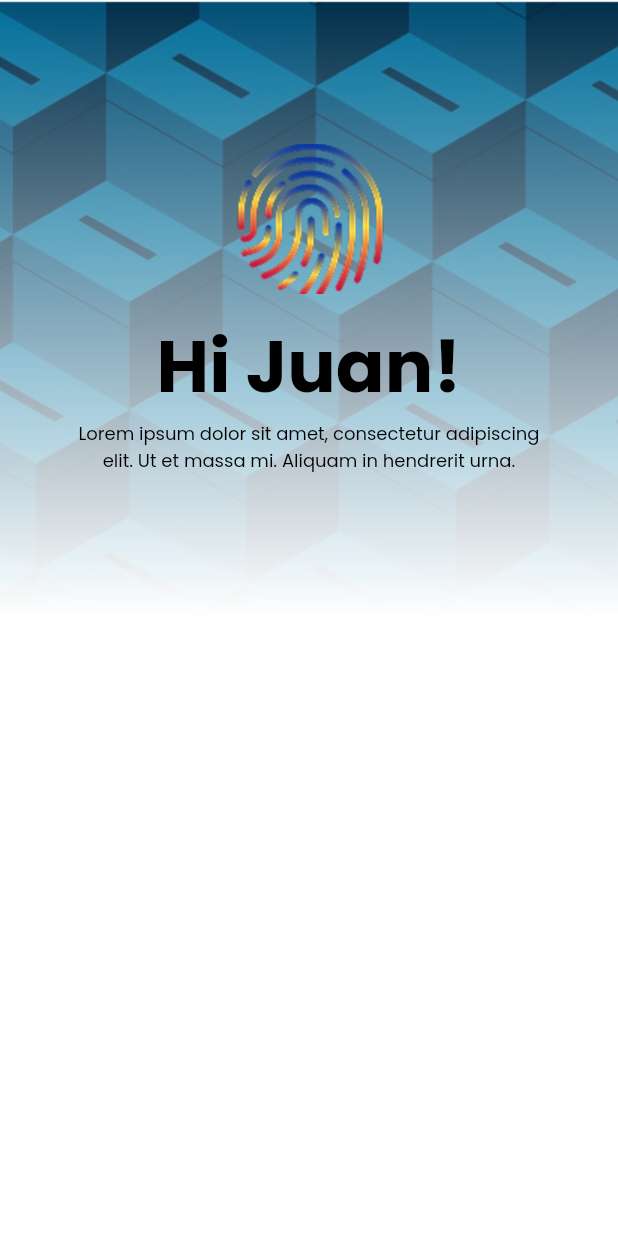
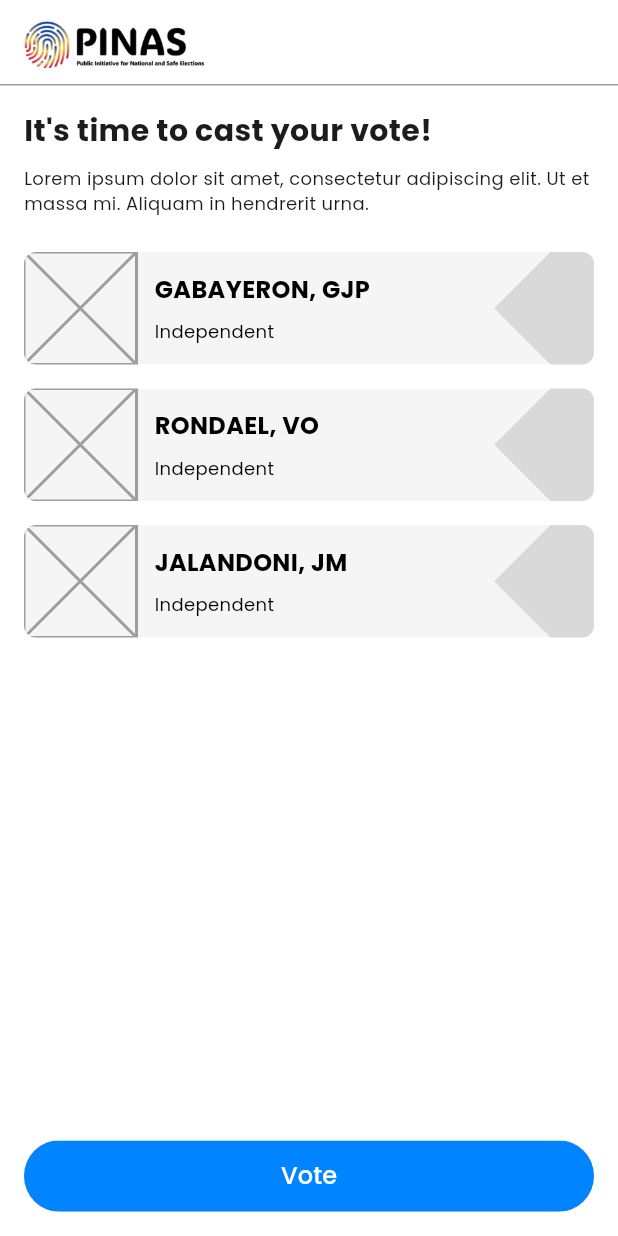
Before and after one commit to ItsMikhaeli/ict110-voting-dashboard, a Flutter app: the screen it shows after launch, on a phone screen of 412 x 824 dp. Run offline on Flutter 3.47's test engine with Material 3 defaults, Android fonts, the phone set to English and light mode, and no system bars; our stand-ins replace google_fonts.

Commit message:
Voting Page Prototype?

```diff
--- /dev/null
+++ b/lib/color-theme.dart
@@ -0,0 +1,14 @@
+import 'package:flutter/material.dart';
+
+class Palette {
+  static const Color cardDefaultBackground = Color(0xffF5F5F5);
+  static const Color cardDefaultAccent = Color(0xffD9D9D9);
+
+  static const Color cardSelectedBackground = Color(0xffDAEDFF);
+  static const Color cardSelectedAccent = Color(0xff8CC7FF);
+  static const Color cardSelectedBorder = Color(0xff0084FF);
+
+  static const Color cardText = Color(0xff000000);
+
+  static const Color buttonDefaultBackground = Color(0xff0084FF);
+}
--- a/lib/main.dart
+++ b/lib/main.dart
@@ -1,5 +1,6 @@
 import 'package:flutter/material.dart';
-import 'package:voting_app/pages/dashboard.dart';
+import 'package:voting_app/pages/dashboard/dashboard.dart';
+import 'package:voting_app/pages/voting-page/voting-page.dart';
 
 void main() {
   runApp(const MyApp());
@@ -12,7 +13,8 @@ class MyApp extends StatelessWidget {
   Widget build(BuildContext context) {
     return MaterialApp(
       debugShowCheckedModeBanner: false,
-      home: DashboardScreen(),
+      // home: DashboardScreen(),
+      home: VotingApp(),
     );
   }
 }
--- a/lib/pages/dashboard.dart
+++ b/lib/pages/dashboard/dashboard.dart
@@ -1,5 +1,5 @@
 import 'package:flutter/material.dart';
-import 'package:voting_app/pages/header-image.dart';
+import 'package:voting_app/pages/dashboard/main-components/header-image.dart';
 
 class DashboardScreen extends StatelessWidget {
   const DashboardScreen({super.key});
--- /dev/null
+++ b/lib/pages/voting-page/main-components/custom-card.dart
@@ -0,0 +1,156 @@
+import 'dart:math';
+
+import 'package:flutter/material.dart';
+import 'package:google_fonts/google_fonts.dart';
+import 'package:voting_app/color-theme.dart';
+
+enum CardState {
+  defaultState,
+  selectedState,
+  hoveredState,
+  disabledState,
+  disabledSelectedState,
+}
+
+class CustomCard extends StatefulWidget {
+  final String name;
+  final String affiliation;
+
+  const CustomCard({super.key, required this.name, required this.affiliation});
+
+  @override
+  State<CustomCard> createState() => _CustomCardState();
+}
+
+class _CustomCardState extends State<CustomCard> {
+  bool _isSelected = false;
+
+  void _toggleSelected() {
+    setState(() {
+      _isSelected = !_isSelected;
+    });
+  }
+
+  @override
+  Widget build(BuildContext context) {
+    Color backgroundColor = Palette.cardDefaultBackground;
+    Color accentColor = Palette.cardDefaultAccent;
+
+    if (_isSelected) {
+      backgroundColor = Palette.cardSelectedBackground;
+      accentColor = Palette.cardSelectedAccent;
+    }
+
+    return GestureDetector(
+      onTap: _toggleSelected,
+      child: ClipRRect(
+        borderRadius: BorderRadius.circular(8.0),
+        child: Container(
+          color: backgroundColor,
+          child: Row(
+            spacing: 12.0,
+            children: [
+              CandidateImage(),
+              CandidateDetails(
+                name: widget.name,
+                affiliation: widget.affiliation,
+              ),
+              CardDesign(color: accentColor),
+            ],
+          ),
+        ),
+      ),
+    );
+  }
+}
+
+class CandidateImage extends StatelessWidget {
+  const CandidateImage({super.key});
+
+  @override
+  Widget build(BuildContext context) {
+    return const SizedBox(
+      width: 75.0,
+      height: 75.0,
+      child: Placeholder(color: Colors.grey),
+    );
+  }
+}
+
+class CandidateDetails extends StatefulWidget {
+  final String name;
+  final String affiliation;
+
+  const CandidateDetails({
+    super.key,
+    required this.name,
+    required this.affiliation,
+  });
+
+  @override
+  State<CandidateDetails> createState() => _CandidateDetailsState();
+}
+
+class _CandidateDetailsState extends State<CandidateDetails> {
+  @override
+  Widget build(BuildContext context) {
+    return Expanded(
+      child: Column(
+        crossAxisAlignment: CrossAxisAlignment.start,
+        children: [
+          Text(
+            widget.name,
+            style: GoogleFonts.poppins(
+              fontSize: 16.0,
+              fontWeight: FontWeight.bold,
+              color: Palette.cardText,
+            ),
+          ),
+          const SizedBox(height: 8.0),
+          Text(
+            widget.affiliation,
+            style: GoogleFonts.poppins(
+              fontSize: 12.0,
+              fontWeight: FontWeight.normal,
+              color: Palette.cardText,
+            ),
+          ),
+        ],
+      ),
+    );
+  }
+}
+
+class CardDesign extends StatefulWidget {
+  final Color color;
+  const CardDesign({super.key, required this.color});
+
+  @override
+  State<CardDesign> createState() => _CardDesignState();
+}
+
+class _CardDesignState extends State<CardDesign> {
+  @override
+  Widget build(BuildContext context) {
+    return SizedBox(
+      width: 75.0,
+      height: 75.0,
+      child: Stack(
+        alignment: Alignment.center,
+        children: [
+          Transform.translate(
+            offset: const Offset(24.0, 0.0),
+            child: Transform.rotate(
+              angle: pi / 4,
+              child: SizedBox(
+                width: 75.0,
+                height: 75.0,
+                child: ColoredBox(color: widget.color),
+              ),
+            ),
+          ),
+        ],
+      ),
+    );
+  }
+}
--- /dev/null
+++ b/lib/pages/voting-page/main-components/vote-cta.dart
@@ -0,0 +1,39 @@
+import 'package:flutter/material.dart';
+import 'package:google_fonts/google_fonts.dart';
+import 'package:voting_app/color-theme.dart';
+
+class VoteButton extends StatefulWidget {
+  const VoteButton({super.key});
+
+  @override
+  State<VoteButton> createState() => _VoteButtonState();
+}
+
+class _VoteButtonState extends State<VoteButton> {
+  @override
+  Widget build(BuildContext context) {
+    return Row(
+      children: [
+        Expanded(
+          child: ClipRRect(
+            borderRadius: BorderRadius.circular(99.0),
+            child: MaterialButton(
+              color: Palette.buttonDefaultBackground,
+              onPressed: () {},
+              child: Container(
+                padding: const EdgeInsets.symmetric(vertical: 12.0),
+                child: Text(
+                  "Vote",
+                  style: GoogleFonts.poppins(
+                    fontSize: 16.0,
+                    color: Colors.white,
+                  ),
+                ),
+              ),
+            ),
+          ),
+        ),
+      ],
+    );
+  }
+}
--- /dev/null
+++ b/lib/pages/voting-page/voting-page.dart
@@ -0,0 +1,114 @@
+import 'package:flutter/material.dart';
+import 'package:google_fonts/google_fonts.dart';
+import 'package:voting_app/pages/voting-page/main-components/custom-card.dart';
+import 'package:voting_app/pages/voting-page/main-components/vote-cta.dart';
+
+class VotingApp extends StatelessWidget {
+  const VotingApp({super.key});
+
+  @override
+  Widget build(BuildContext context) {
+    return Scaffold(
+      backgroundColor: Colors.white,
+      appBar: AppBar(
+        backgroundColor: Colors.white,
+        title: Image.asset(
+          "assets/images/brand-logo.png",
+          height: 50,
+          width: 120,
+        ),
+        bottom: const PreferredSize(
+          preferredSize: Size.fromHeight(1.0),
+          child: Divider(color: Colors.grey, height: 1.0),
+        ),
+      ),
+      body: VotingPage(),
+      bottomNavigationBar: Padding(
+        padding: const EdgeInsets.all(16.0),
+        child: VoteButton(),
+      ),
+    );
+  }
+}
+
+class NavBar extends StatelessWidget {
+  const NavBar({super.key});
+
+  @override
+  Widget build(BuildContext context) {
+    return Container(
+      padding: EdgeInsets.symmetric(horizontal: 12.0, vertical: 8.0),
+      decoration: BoxDecoration(
+        color: Colors.white,
+        boxShadow: [
+          BoxShadow(
+            color: Colors.black.withOpacity(0.5),
+            blurRadius: 3,
+            spreadRadius: 0,
+            offset: const Offset(0, 1),
+          ),
+        ],
+      ),
+      child: Row(
+        children: [
+          Image.asset("assets/images/brand-logo.png", height: 50, width: 120),
+        ],
+      ),
+    );
+  }
+}
+
+class VotingPage extends StatelessWidget {
+  const VotingPage({super.key});
+
+  @override
+  Widget build(BuildContext context) {
+    return SingleChildScrollView(
+      padding: const EdgeInsets.all(16.0),
+      child: Column(spacing: 24.0, children: [TextSection(), CardSection()]),
+    );
+  }
+}
+
+class TextSection extends StatelessWidget {
+  const TextSection({super.key});
+
+  @override
+  Widget build(BuildContext context) {
+    return Column(
+      crossAxisAlignment: CrossAxisAlignment.start,
+      children: [
+        Text(
+          "It's time to cast your vote!",
+          style: GoogleFonts.poppins(fontSize: 20, fontWeight: FontWeight.bold),
+        ),
+        const SizedBox(height: 8.0),
+        Text(
+          "Lorem ipsum dolor sit amet, consectetur adipiscing elit. Ut et massa mi. Aliquam in hendrerit urna.",
+          style: GoogleFonts.poppins(
+            fontSize: 12,
+            fontWeight: FontWeight.normal,
+          ),
+        ),
+      ],
+    );
+  }
+}
+
+class CardSection extends StatelessWidget {
+  const CardSection({super.key});
+
+  @override
+  Widget build(BuildContext context) {
+    return Container(
+      child: Column(
+        spacing: 16.0,
+        children: [
+          CustomCard(name: "GABAYERON, GJP", affiliation: "Independent"),
+          CustomCard(name: "RONDAEL, VO", affiliation: "Independent"),
+          CustomCard(name: "JALANDONI, JM", affiliation: "Independent"),
+        ],
+      ),
+    );
+  }
+}
```
Also changed, not shown: assets/images/brand-logo.png (added), lib/pages/dashboard/main-components/header-image.dart (renamed from lib/pages/header-image.dart).
